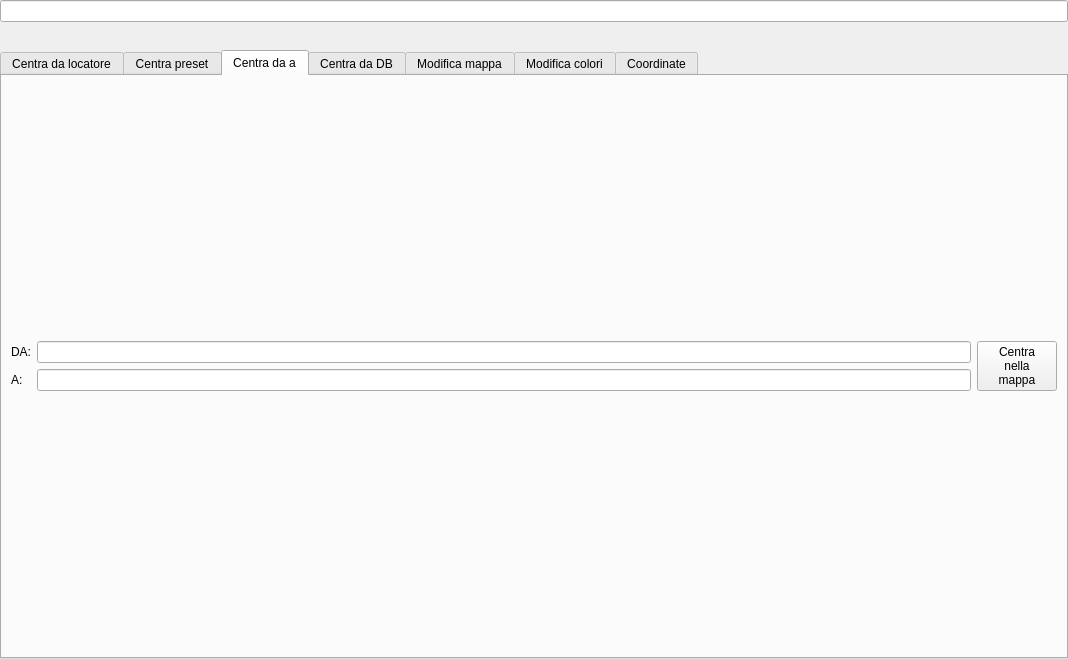
The window that mappaconfig.ui (DoppiaZeta/RFLog) describes before a commit, drawn with Qt 5.
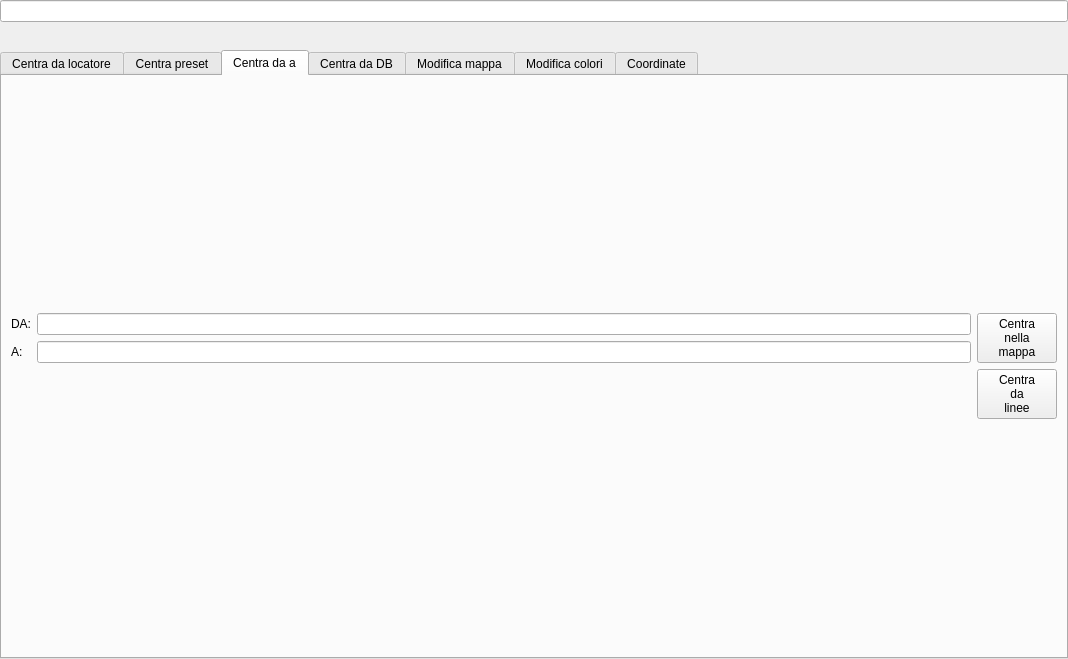
The same window after the commit. The open tabs and pages were chosen to show the change.

Patch:
```diff
--- a/mappaconfig.ui
+++ b/mappaconfig.ui
@@ -237,8 +237,8 @@
         </attribute>
         <layout class="QGridLayout" name="gridLayout_13">
          <item row="0" column="0">
-          <layout class="QHBoxLayout" name="horizontalLayout_6">
-           <item>
+          <layout class="QGridLayout" name="gridLayout_7">
+           <item row="0" column="0">
             <layout class="QGridLayout" name="gridLayout_12">
              <item row="1" column="0">
               <widget class="QLabel" name="label_13">
@@ -262,7 +262,7 @@
              </item>
             </layout>
            </item>
-           <item>
+           <item row="0" column="1">
             <widget class="QPushButton" name="locatoreCentraDAA">
              <property name="text">
               <string>Centra
@@ -271,6 +271,19 @@
              </property>
             </widget>
            </item>
+           <item row="1" column="1">
+            <layout class="QVBoxLayout" name="verticalLayout_2">
+             <item>
+              <widget class="QPushButton" name="locatoreCentraLinee">
+               <property name="text">
+                <string>Centra
+da
+linee</string>
+               </property>
+              </widget>
+             </item>
+            </layout>
+           </item>
           </layout>
          </item>
         </layout>
```
Left out of the diff: 49 changed lines with no effect on the pictures.
